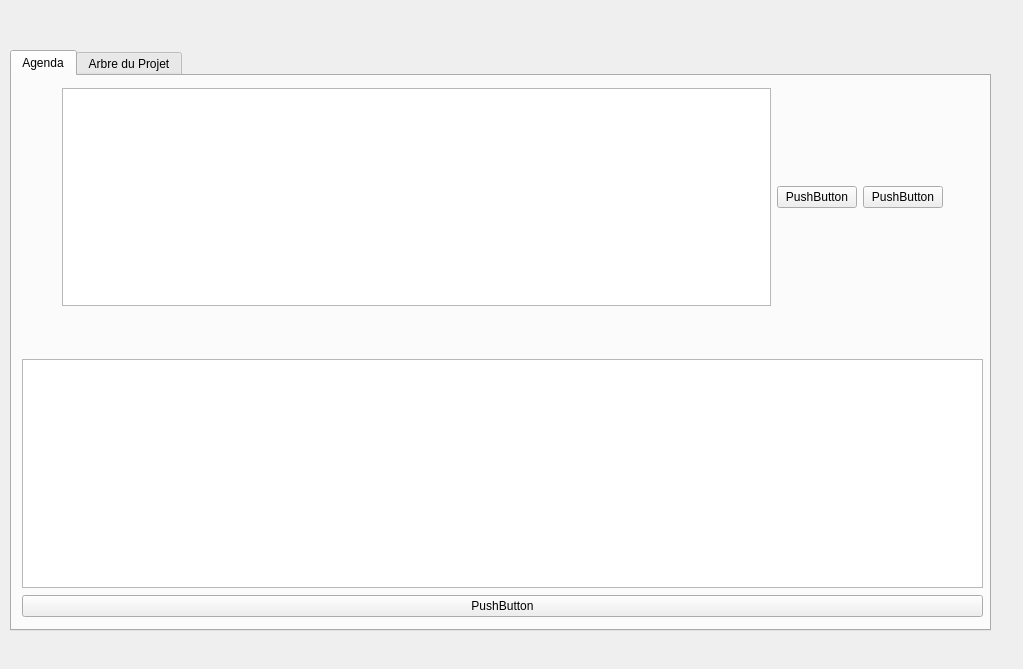
Above: mainwindow.ui from rafidoo/ProjectCalendarSourcesUML before the change. Below: the same form after it.
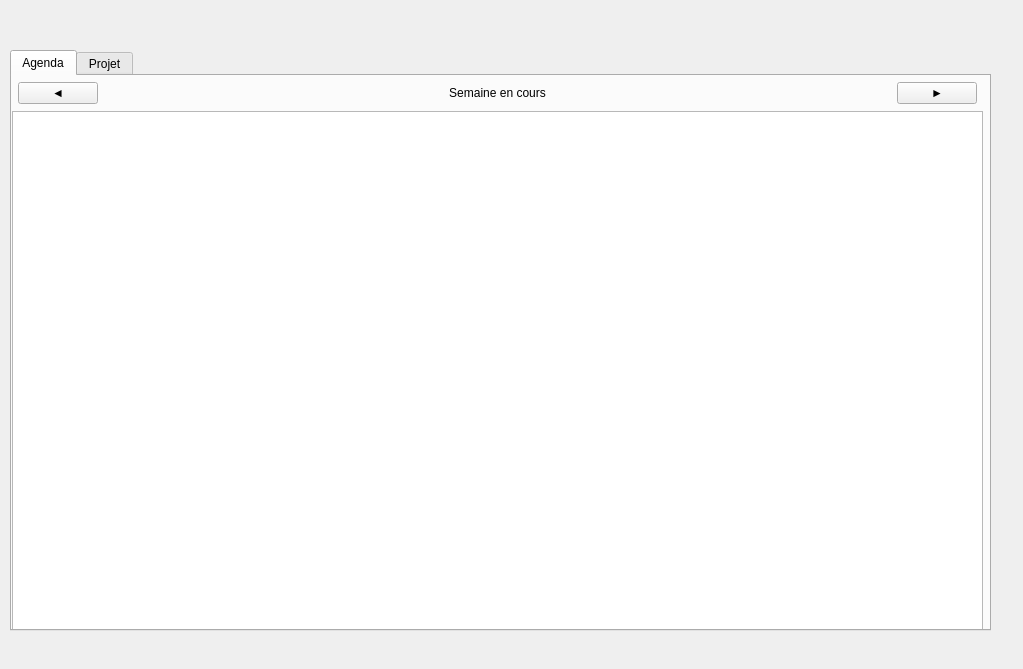
That is the form after the change. The open tabs and pages were chosen to show the change.

Diff of the .ui file:
```diff
--- a/mainwindow.ui
+++ b/mainwindow.ui
@@ -5,6 +5,9 @@
   <property name="windowModality">
    <enum>Qt::NonModal</enum>
   </property>
+  <property name="enabled">
+   <bool>true</bool>
+  </property>
   <property name="geometry">
    <rect>
     <x>0</x>
@@ -16,6 +19,9 @@
   <property name="windowTitle">
    <string>MainWindow</string>
   </property>
+  <property name="tabShape">
+   <enum>QTabWidget::Rounded</enum>
+  </property>
   <widget class="QWidget" name="centralwidget">
    <widget class="QTabWidget" name="tabWidget">
     <property name="geometry">
@@ -42,44 +48,73 @@
      <widget class="QWidget" name="verticalLayoutWidget">
       <property name="geometry">
        <rect>
-        <x>10</x>
+        <x>0</x>
         <y>0</y>
-        <width>961</width>
-        <height>541</height>
+        <width>971</width>
+        <height>591</height>
        </rect>
       </property>
-      <layout class="QVBoxLayout" name="verticalLayout">
+      <layout class="QVBoxLayout" name="verticalLayout" stretch="1,12,1">
        <property name="spacing">
         <number>7</number>
        </property>
        <property name="sizeConstraint">
-        <enum>QLayout::SetNoConstraint</enum>
+        <enum>QLayout::SetDefaultConstraint</enum>
        </property>
        <property name="topMargin">
         <number>6</number>
        </property>
+       <property name="bottomMargin">
+        <number>4</number>
+       </property>
+       <item>
+        <layout class="QHBoxLayout" name="horizontalLayout_6" stretch="1,10,1">
+         <property name="leftMargin">
+          <number>6</number>
+         </property>
+         <property name="rightMargin">
+          <number>6</number>
+         </property>
+         <item>
+          <widget class="QPushButton" name="boutonPrec">
+           <property name="text">
+            <string>◄</string>
+           </property>
+          </widget>
+         </item>
+         <item>
+          <widget class="QLabel" name="labelSemaine">
+           <property name="text">
+            <string>Semaine en cours</string>
+           </property>
+           <property name="alignment">
+            <set>Qt::AlignCenter</set>
+           </property>
+          </widget>
+         </item>
+         <item>
+          <widget class="QPushButton" name="boutonSuiv">
+           <property name="text">
+            <string>►</string>
+           </property>
+          </widget>
+         </item>
+        </layout>
+       </item>
+       <item>
+        <layout class="QHBoxLayout" name="horizontalLayout_5">
+         <item>
+          <widget class="QTableView" name="tableView"/>
+         </item>
+        </layout>
+       </item>
        <item>
         <layout class="QHBoxLayout" name="horizontalLayout_2">
-         <property name="spacing">
-          <number>6</number>
-         </property>
-         <property name="sizeConstraint">
-          <enum>QLayout::SetDefaultConstraint</enum>
-         </property>
-         <property name="topMargin">
-          <number>6</number>
-         </property>
-         <property name="bottomMargin">
-          <number>6</number>
-         </property>
          <item>
           <spacer name="horizontalSpacer">
            <property name="orientation">
             <enum>Qt::Horizontal</enum>
            </property>
-           <property name="sizeType">
-            <enum>QSizePolicy::Fixed</enum>
-           </property>
            <property name="sizeHint" stdset="0">
             <size>
              <width>40</width>
@@ -88,73 +123,21 @@
            </property>
           </spacer>
          </item>
-         <item>
-          <widget class="QTextEdit" name="textEdit"/>
-         </item>
          <item>
           <widget class="QPushButton" name="pushButton_3">
            <property name="text">
-            <string>PushButton</string>
+            <string>+ Événement </string>
            </property>
           </widget>
          </item>
-         <item>
-          <widget class="QPushButton" name="pushButton_2">
-           <property name="text">
-            <string>PushButton</string>
-           </property>
-          </widget>
-         </item>
-         <item>
-          <spacer name="horizontalSpacer_2">
-           <property name="orientation">
-            <enum>Qt::Horizontal</enum>
-           </property>
-           <property name="sizeType">
-            <enum>QSizePolicy::Fixed</enum>
-           </property>
-           <property name="sizeHint" stdset="0">
-            <size>
-             <width>40</width>
-             <height>20</height>
-            </size>
-           </property>
-          </spacer>
-         </item>
         </layout>
        </item>
-       <item>
-        <spacer name="verticalSpacer">
-         <property name="orientation">
-          <enum>Qt::Vertical</enum>
-         </property>
-         <property name="sizeType">
-          <enum>QSizePolicy::Fixed</enum>
-         </property>
-         <property name="sizeHint" stdset="0">
-          <size>
-           <width>20</width>
-           <height>40</height>
-          </size>
-         </property>
-        </spacer>
-       </item>
-       <item>
-        <widget class="QTableView" name="tableView"/>
-       </item>
-       <item>
-        <widget class="QPushButton" name="pushButton">
-         <property name="text">
-          <string>PushButton</string>
-         </property>
-        </widget>
-       </item>
       </layout>
      </widget>
     </widget>
     <widget class="QWidget" name="tabGestion">
      <attribute name="title">
-      <string>Arbre du Projet</string>
+      <string>Projet</string>
      </attribute>
     </widget>
    </widget>
```
Left out of the diff: 43 changed lines with no effect on the pictures.
